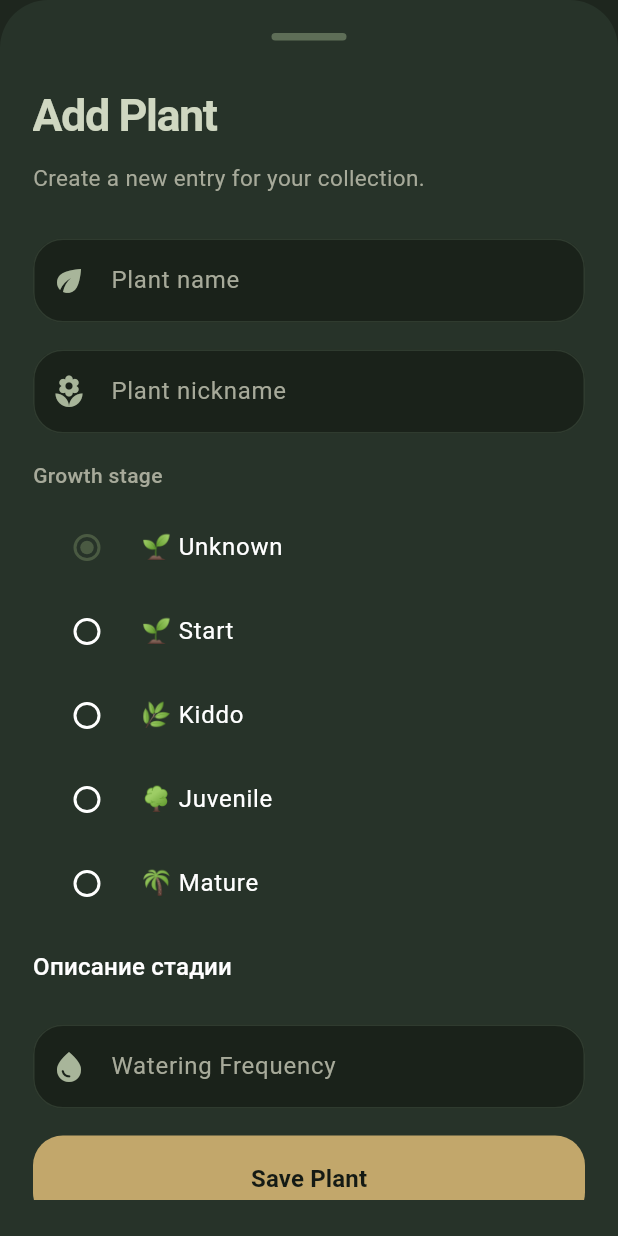
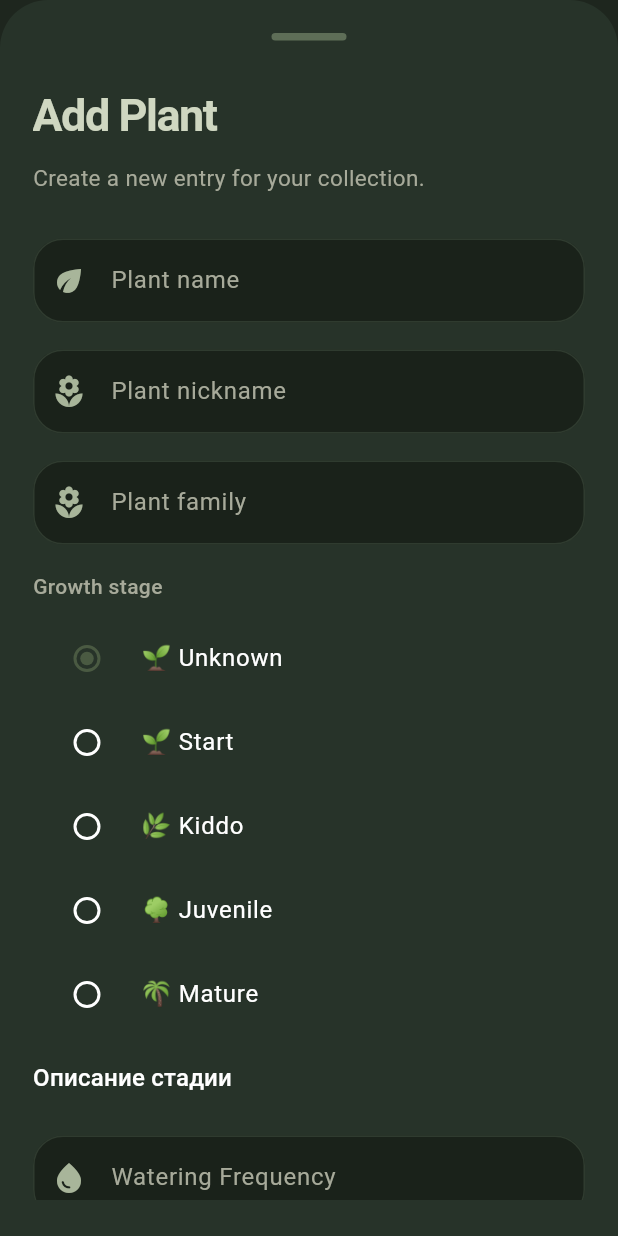
Before and after one commit to HelMelon/plontukrot, a Flutter app: the AddPlantSheet widget shown alone on an empty page, opened directly, on a phone screen of 412 x 824 dp. Run offline on Flutter 3.47's test engine with Material 3 defaults, Android fonts, the phone set to English and light mode, and no system bars; our stand-ins replace auto_size_text, cached_network_image, cloud_firestore, firebase_auth, firebase_core, firebase_storage and 3 more; accounts and stored records are empty.

Commit message:
add new plant param

```diff
--- a/lib/features/plants/widgets/sheets/add_plant_sheet.dart
+++ b/lib/features/plants/widgets/sheets/add_plant_sheet.dart
@@ -15,6 +15,7 @@ class AddPlantSheet extends StatefulWidget {
 class _AddPlantSheetState extends State<AddPlantSheet> {
   final nameController = TextEditingController();
   final nickNameController = TextEditingController();
+  final familyController = TextEditingController();
   final wateringFrequencyController = TextEditingController();
 
   bool isLoading = false;
@@ -23,7 +24,7 @@ class _AddPlantSheetState extends State<AddPlantSheet> {
   Future<void> addPlant() async {
     final name = nameController.text.trim();
     final nickname = nickNameController.text.trim();
-
+    final family = familyController.text.trim();
     if (name.isEmpty) {
       return;
     }
@@ -37,6 +38,7 @@ class _AddPlantSheetState extends State<AddPlantSheet> {
     await PlantService().addPlant(
       name: name,
       nickname: nickname,
+      family: family,
       stage: selectedStage,
     );
 
@@ -154,6 +156,36 @@ class _AddPlantSheetState extends State<AddPlantSheet> {
                 ),
               ),
               const SizedBox(height: 18),
+              TextField(
+                controller: nickNameController,
+                style: const TextStyle(color: AppColors.textPrimary),
+                decoration: InputDecoration(
+                  labelText: 'Plant family',
+                  labelStyle: const TextStyle(color: AppColors.textSecondary),
+                  filled: true,
+                  fillColor: AppColors.dark2,
+                  prefixIcon: const Icon(
+                    Icons.local_florist,
+                    color: AppColors.accentLight,
+                  ),
+                  border: OutlineInputBorder(
+                    borderRadius: BorderRadius.circular(20),
+                    borderSide: BorderSide.none,
+                  ),
+                  enabledBorder: OutlineInputBorder(
+                    borderRadius: BorderRadius.circular(20),
+                    borderSide: const BorderSide(color: AppColors.greenDeep),
+                  ),
+                  focusedBorder: OutlineInputBorder(
+                    borderRadius: BorderRadius.circular(20),
+                    borderSide: const BorderSide(
+                      color: AppColors.goldAccent,
+                      width: 1.5,
+                    ),
+                  ),
+                ),
+              ),
+              const SizedBox(height: 18),
               const Text(
                 'Growth stage',
                 style: TextStyle(
--- a/lib/services/plant_service.dart
+++ b/lib/services/plant_service.dart
@@ -9,6 +9,7 @@ class PlantService {
   Future<void> addPlant({
     required String name,
     String nickname = '',
+    String family = '',
     required int stage,
   }) async {
     await _firestore.collection('users').doc(uid).collection('plants').add({
@@ -17,6 +18,7 @@ class PlantService {
       'stage': stage,
       'imageUrl': null,
       'wateringFrequency': null,
+      'family': family,
       'createdAt': FieldValue.serverTimestamp(),
     });
   }
@@ -46,6 +48,7 @@ class PlantService {
       {required String plantId,
       required String name,
       required String nickname,
+      required String family,
       int? wateringFrequency,
       required int stage}) async {
     final uid = FirebaseAuth.instance.currentUser!.uid;
@@ -59,7 +62,8 @@ class PlantService {
       'name': name,
       'nickname': nickname,
       'wateringFrequency': wateringFrequency,
-      'stage': stage
+      'stage': stage,
+      'family': family
     });
   }
 }
```
Also changed, not shown: lib/features/plants/widgets/cards/plant_info_card.dart (+9 -0 lines), lib/features/plants/widgets/sheets/update_plant_sheet.dart (+34 -0 lines).
